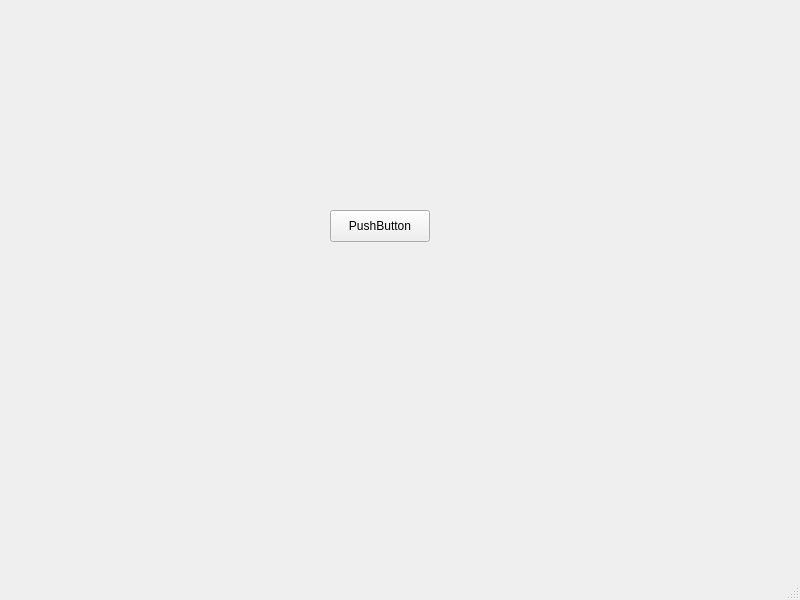
First picture: the form in gene_count/mainwindow.ui, repository emptyewer/deepn-, before the edit.
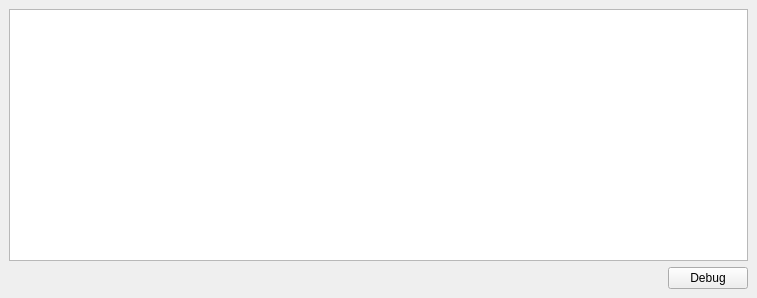
Second picture: the form after the edit.

The edit to the form file:
```diff
--- a/gene_count/mainwindow.ui
+++ b/gene_count/mainwindow.ui
@@ -6,27 +6,53 @@
    <rect>
     <x>0</x>
     <y>0</y>
-    <width>800</width>
-    <height>600</height>
+    <width>757</width>
+    <height>298</height>
    </rect>
   </property>
   <property name="windowTitle">
    <string>MainWindow</string>
   </property>
   <widget class="QWidget" name="centralwidget">
-   <widget class="QPushButton" name="pushButton">
-    <property name="geometry">
-     <rect>
-      <x>330</x>
-      <y>210</y>
-      <width>100</width>
-      <height>32</height>
-     </rect>
-    </property>
-    <property name="text">
-     <string>PushButton</string>
-    </property>
-   </widget>
+   <layout class="QVBoxLayout" name="verticalLayout">
+    <item>
+     <widget class="QPlainTextEdit" name="gc_output">
+      <property name="font">
+       <font>
+        <family>Courier New</family>
+        <bold>true</bold>
+       </font>
+      </property>
+      <property name="readOnly">
+       <bool>true</bool>
+      </property>
+     </widget>
+    </item>
+    <item>
+     <layout class="QHBoxLayout" name="horizontalLayout">
+      <item>
+       <spacer name="horizontalSpacer">
+        <property name="orientation">
+         <enum>Qt::Horizontal</enum>
+        </property>
+        <property name="sizeHint" stdset="0">
+         <size>
+          <width>40</width>
+          <height>20</height>
+         </size>
+        </property>
+       </spacer>
+      </item>
+      <item>
+       <widget class="QPushButton" name="debug_btn">
+        <property name="text">
+         <string>Debug</string>
+        </property>
+       </widget>
+      </item>
+     </layout>
+    </item>
+   </layout>
   </widget>
   <widget class="QMenuBar" name="menubar">
    <property name="geometry">
@@ -38,7 +64,6 @@
     </rect>
    </property>
   </widget>
-  <widget class="QStatusBar" name="statusbar"/>
  </widget>
  <resources/>
  <connections/>
```
Left out of the diff: 4 changed lines with no effect on the pictures.
